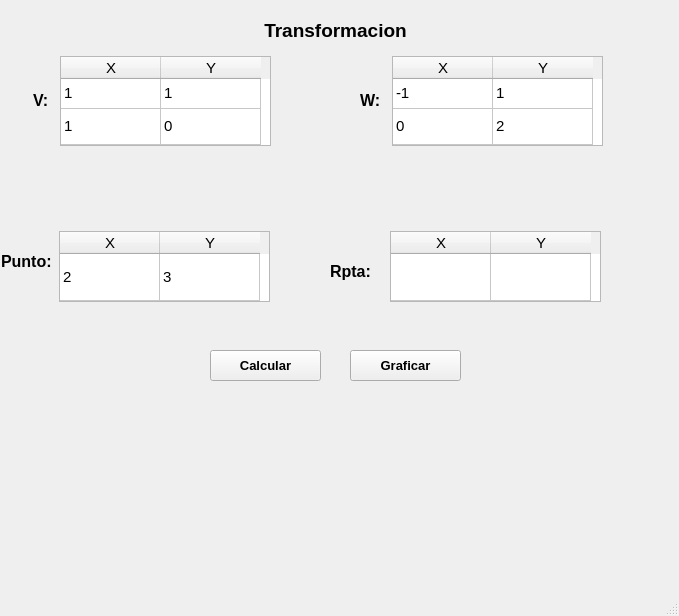
Qt form gui.ui (nashvent/MATransformacion) before a commit.
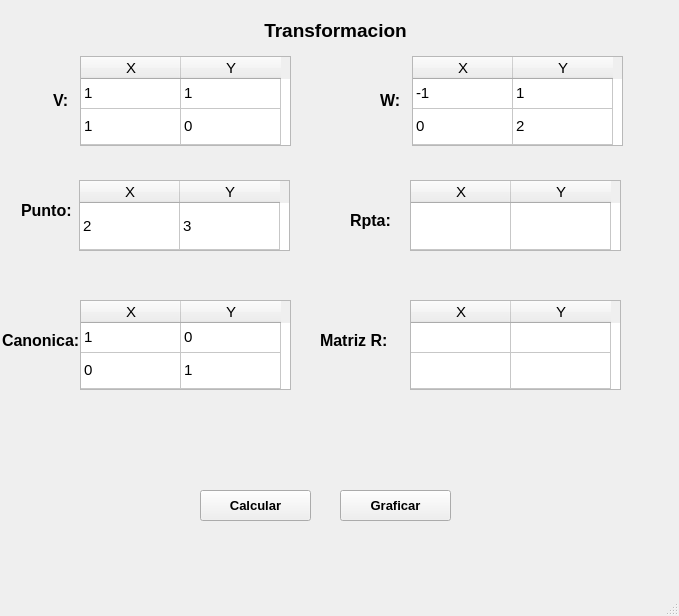
The same form after that commit.

Commit message: Correcciones del profe

What changed in the file:
```diff
--- a/gui.ui
+++ b/gui.ui
@@ -17,7 +17,7 @@
    <widget class="QLabel" name="label_2">
     <property name="geometry">
      <rect>
-      <x>33</x>
+      <x>53</x>
       <y>80</y>
       <width>31</width>
       <height>41</height>
@@ -37,7 +37,7 @@
    <widget class="QLabel" name="label_3">
     <property name="geometry">
      <rect>
-      <x>360</x>
+      <x>380</x>
       <y>80</y>
       <width>31</width>
       <height>41</height>
@@ -57,8 +57,8 @@
    <widget class="QLabel" name="label_4">
     <property name="geometry">
      <rect>
-      <x>1</x>
-      <y>241</y>
+      <x>21</x>
+      <y>190</y>
       <width>61</width>
       <height>41</height>
      </rect>
@@ -77,8 +77,8 @@
    <widget class="QTableWidget" name="tableWidgetPunto">
     <property name="geometry">
      <rect>
-      <x>59</x>
-      <y>231</y>
+      <x>79</x>
+      <y>180</y>
       <width>211</width>
       <height>71</height>
      </rect>
@@ -146,8 +146,8 @@
    <widget class="QLabel" name="label_5">
     <property name="geometry">
      <rect>
-      <x>330</x>
-      <y>251</y>
+      <x>350</x>
+      <y>200</y>
       <width>61</width>
       <height>41</height>
      </rect>
@@ -166,7 +166,7 @@
    <widget class="QTableWidget" name="tableWidgetV">
     <property name="geometry">
      <rect>
-      <x>60</x>
+      <x>80</x>
       <y>56</y>
       <width>211</width>
       <height>90</height>
@@ -229,7 +229,7 @@
    <widget class="QTableWidget" name="tableWidgetW">
     <property name="geometry">
      <rect>
-      <x>392</x>
+      <x>412</x>
       <y>56</y>
       <width>211</width>
       <height>90</height>
@@ -292,8 +292,8 @@
    <widget class="QTableWidget" name="tableWidgetRpta">
     <property name="geometry">
      <rect>
-      <x>390</x>
-      <y>231</y>
+      <x>410</x>
+      <y>180</y>
       <width>211</width>
       <height>71</height>
      </rect>
@@ -331,8 +331,8 @@
    <widget class="QPushButton" name="pushButtonCalc">
     <property name="geometry">
      <rect>
-      <x>210</x>
-      <y>350</y>
+      <x>200</x>
+      <y>490</y>
       <width>111</width>
       <height>31</height>
      </rect>
@@ -351,8 +351,8 @@
    <widget class="QPushButton" name="pushButtonGraph">
     <property name="geometry">
      <rect>
-      <x>350</x>
-      <y>350</y>
+      <x>340</x>
+      <y>490</y>
       <width>111</width>
       <height>31</height>
      </rect>
@@ -368,6 +368,175 @@
      <string>Graficar</string>
     </property>
    </widget>
+   <widget class="QTableWidget" name="tableWidgetMR">
+    <property name="geometry">
+     <rect>
+      <x>410</x>
+      <y>300</y>
+      <width>211</width>
+      <height>90</height>
+     </rect>
+    </property>
+    <property name="font">
+     <font>
+      <pointsize>11</pointsize>
+     </font>
+    </property>
+    <property name="rowCount">
+     <number>2</number>
+    </property>
+    <attribute name="verticalHeaderVisible">
+     <bool>false</bool>
+    </attribute>
+    <attribute name="verticalHeaderDefaultSectionSize">
+     <number>30</number>
+    </attribute>
+    <attribute name="verticalHeaderStretchLastSection">
+     <bool>true</bool>
+    </attribute>
+    <row>
+     <property name="text">
+      <string>New Row</string>
+     </property>
+    </row>
+    <row/>
+    <column>
+     <property name="text">
+      <string>X</string>
+     </property>
+    </column>
+    <column>
+     <property name="text">
+      <string>Y</string>
+     </property>
+    </column>
+    <item row="0" column="0">
+     <property name="text">
+      <string/>
+     </property>
+    </item>
+    <item row="0" column="1">
+     <property name="text">
+      <string/>
+     </property>
+    </item>
+    <item row="1" column="0">
+     <property name="text">
+      <string/>
+     </property>
+    </item>
+    <item row="1" column="1">
+     <property name="text">
+      <string/>
+     </property>
+    </item>
+   </widget>
+   <widget class="QLabel" name="label_6">
+    <property name="geometry">
+     <rect>
+      <x>320</x>
+      <y>320</y>
+      <width>81</width>
+      <height>41</height>
+     </rect>
+    </property>
+    <property name="font">
+     <font>
+      <pointsize>12</pointsize>
+      <weight>75</weight>
+      <bold>true</bold>
+     </font>
+    </property>
+    <property name="text">
+     <string>Matriz R:</string>
+    </property>
+   </widget>
+   <widget class="QLabel" name="label_7">
+    <property name="geometry">
+     <rect>
+      <x>2</x>
+      <y>320</y>
+      <width>81</width>
+      <height>41</height>
+     </rect>
+    </property>
+    <property name="font">
+     <font>
+      <pointsize>12</pointsize>
+      <weight>75</weight>
+      <bold>true</bold>
+     </font>
+    </property>
+    <property name="text">
+     <string>Canonica:</string>
+    </property>
+   </widget>
+   <widget class="QTableWidget" name="tableWidgetCA">
+    <property name="geometry">
+     <rect>
+      <x>80</x>
+      <y>300</y>
+      <width>211</width>
+      <height>90</height>
+     </rect>
+    </property>
+    <property name="font">
+     <font>
+      <pointsize>11</pointsize>
+     </font>
+    </property>
+    <property name="editTriggers">
+     <set>QAbstractItemView::NoEditTriggers</set>
+    </property>
+    <property name="rowCount">
+     <number>2</number>
+    </property>
+    <attribute name="verticalHeaderVisible">
+     <bool>false</bool>
+    </attribute>
+    <attribute name="verticalHeaderDefaultSectionSize">
+     <number>30</number>
+    </attribute>
+    <attribute name="verticalHeaderStretchLastSection">
+     <bool>true</bool>
+    </attribute>
+    <row>
+     <property name="text">
+      <string>New Row</string>
+     </property>
+    </row>
+    <row/>
+    <column>
+     <property name="text">
+      <string>X</string>
+     </property>
+    </column>
+    <column>
+     <property name="text">
+      <string>Y</string>
+     </property>
+    </column>
+    <item row="0" column="0">
+     <property name="text">
+      <string>1</string>
+     </property>
+    </item>
+    <item row="0" column="1">
+     <property name="text">
+      <string>0</string>
+     </property>
+    </item>
+    <item row="1" column="0">
+     <property name="text">
+      <string>0</string>
+     </property>
+    </item>
+    <item row="1" column="1">
+     <property name="text">
+      <string>1</string>
+     </property>
+    </item>
+   </widget>
   </widget>
   <widget class="QMenuBar" name="menubar">
    <property name="geometry">
```
The commit also changes 2 other files.
